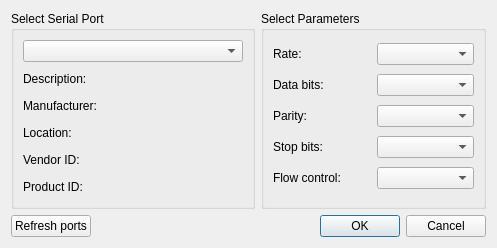
First picture: the form in serialsettings.ui, repository Boromatic/SpeckMobil, before the edit.
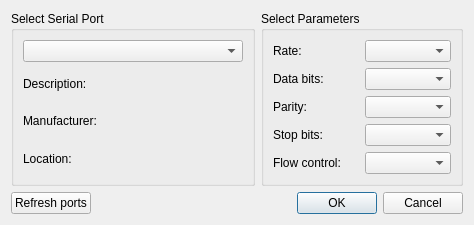
Second picture: the form after the edit.

Patch:
```diff
--- a/serialsettings.ui
+++ b/serialsettings.ui
@@ -6,8 +6,8 @@
    <rect>
     <x>0</x>
     <y>0</y>
-    <width>497</width>
-    <height>248</height>
+    <width>474</width>
+    <height>210</height>
    </rect>
   </property>
   <property name="windowTitle">
@@ -20,8 +20,8 @@
       <string>Select Serial Port</string>
      </property>
      <layout class="QGridLayout" name="gridLayout">
-      <item row="4" column="0">
-       <widget class="QLabel" name="vidLabel">
+      <item row="3" column="0">
+       <widget class="QLabel" name="locationLabel">
         <property name="sizePolicy">
          <sizepolicy hsizetype="Expanding" vsizetype="Preferred">
           <horstretch>0</horstretch>
@@ -35,7 +35,7 @@
          </size>
         </property>
         <property name="text">
-         <string>Vendor ID:</string>
+         <string>Location:</string>
         </property>
        </widget>
       </item>
@@ -93,44 +93,6 @@
         </property>
        </widget>
       </item>
-      <item row="3" column="0">
-       <widget class="QLabel" name="locationLabel">
-        <property name="sizePolicy">
-         <sizepolicy hsizetype="Expanding" vsizetype="Preferred">
-          <horstretch>0</horstretch>
-          <verstretch>0</verstretch>
-         </sizepolicy>
-        </property>
-        <property name="minimumSize">
-         <size>
-          <width>220</width>
-          <height>0</height>
-         </size>
-        </property>
-        <property name="text">
-         <string>Location:</string>
-        </property>
-       </widget>
-      </item>
-      <item row="5" column="0">
-       <widget class="QLabel" name="pidLabel">
-        <property name="sizePolicy">
-         <sizepolicy hsizetype="Expanding" vsizetype="Preferred">
-          <horstretch>0</horstretch>
-          <verstretch>0</verstretch>
-         </sizepolicy>
-        </property>
-        <property name="minimumSize">
-         <size>
-          <width>220</width>
-          <height>0</height>
-         </size>
-        </property>
-        <property name="text">
-         <string>Product ID:</string>
-        </property>
-       </widget>
-      </item>
      </layout>
     </widget>
    </item>
```
Left out of the diff: 2 changed lines with no effect on the pictures.
